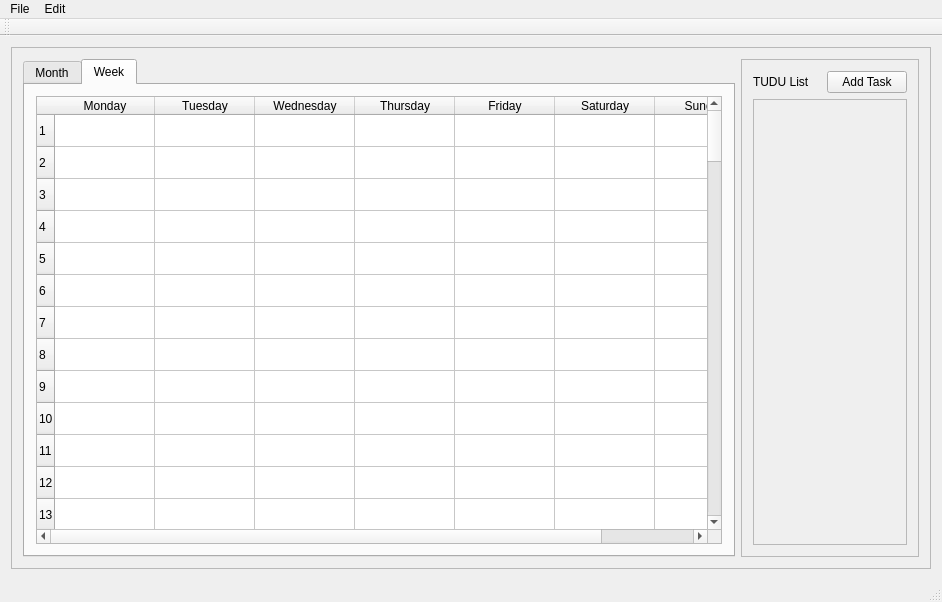
Above: tudu/forms/mainwindow.ui from SaraKapetinic/VerificationTuduProject before the change. Below: the same form after it.
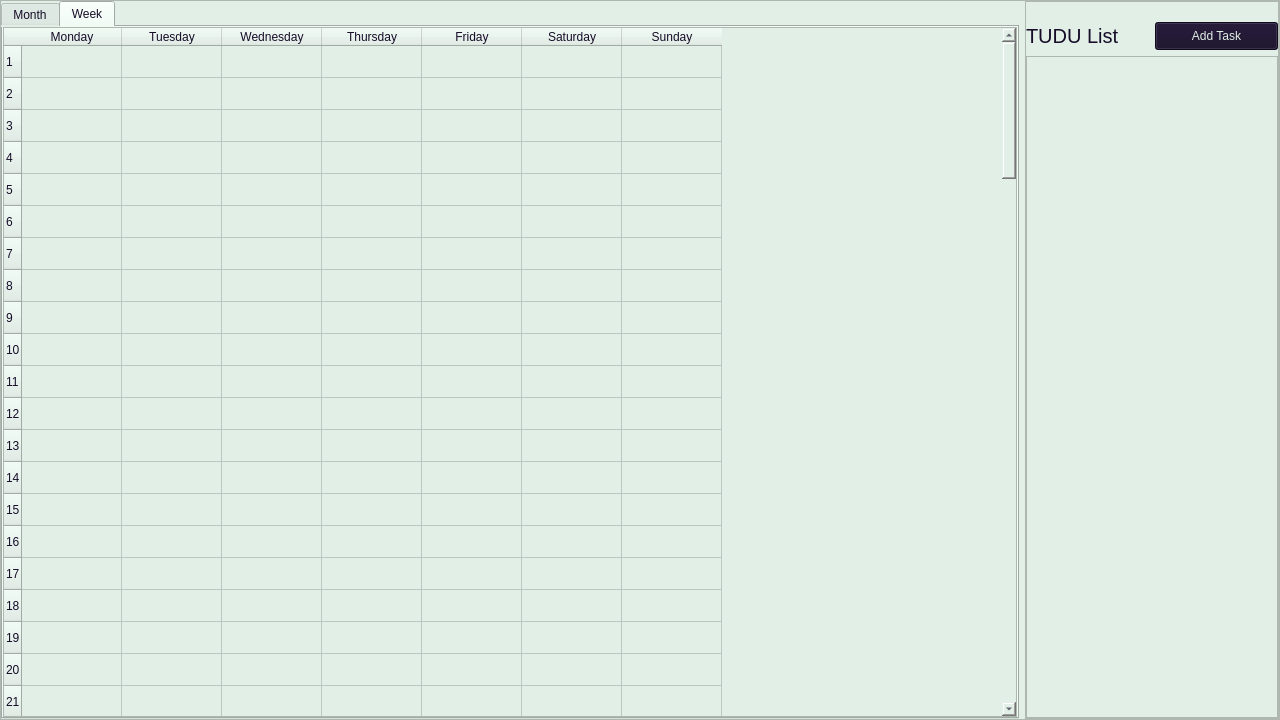
That is the form after the change.

The edit to the form file:
```diff
--- a/tudu/forms/mainwindow.ui
+++ b/tudu/forms/mainwindow.ui
@@ -6,15 +6,31 @@
    <rect>
     <x>0</x>
     <y>0</y>
-    <width>942</width>
-    <height>602</height>
+    <width>1280</width>
+    <height>720</height>
    </rect>
   </property>
   <property name="windowTitle">
-   <string>MainWindow</string>
+   <string>TUDU List</string>
+  </property>
+  <property name="styleSheet">
+   <string notr="true">background-color: #e1efe6;
+color: #160c28;</string>
   </property>
   <widget class="QWidget" name="centralWidget">
    <layout class="QGridLayout" name="gridLayout_4">
+    <property name="leftMargin">
+     <number>0</number>
+    </property>
+    <property name="topMargin">
+     <number>0</number>
+    </property>
+    <property name="rightMargin">
+     <number>0</number>
+    </property>
+    <property name="bottomMargin">
+     <number>0</number>
+    </property>
     <item row="0" column="0">
      <widget class="QScrollArea" name="scrollArea">
       <property name="widgetResizable">
@@ -25,11 +41,23 @@
         <rect>
          <x>0</x>
          <y>0</y>
-         <width>922</width>
-         <height>521</height>
+         <width>1278</width>
+         <height>718</height>
         </rect>
        </property>
        <layout class="QGridLayout" name="gridLayout">
+        <property name="leftMargin">
+         <number>0</number>
+        </property>
+        <property name="topMargin">
+         <number>0</number>
+        </property>
+        <property name="rightMargin">
+         <number>0</number>
+        </property>
+        <property name="bottomMargin">
+         <number>0</number>
+        </property>
         <item row="0" column="0">
          <widget class="QTabWidget" name="tabWidget">
           <property name="sizePolicy">
@@ -60,6 +88,18 @@
             <string>Week</string>
            </attribute>
            <layout class="QGridLayout" name="gridLayout_5">
+            <property name="leftMargin">
+             <number>0</number>
+            </property>
+            <property name="topMargin">
+             <number>0</number>
+            </property>
+            <property name="rightMargin">
+             <number>0</number>
+            </property>
+            <property name="bottomMargin">
+             <number>0</number>
+            </property>
             <item row="0" column="0">
              <widget class="QTableWidget" name="tableWidget">
               <property name="mouseTracking">
@@ -256,10 +296,28 @@
            <enum>QFrame::Raised</enum>
           </property>
           <layout class="QVBoxLayout" name="verticalLayout">
+           <property name="leftMargin">
+            <number>0</number>
+           </property>
+           <property name="topMargin">
+            <number>0</number>
+           </property>
+           <property name="rightMargin">
+            <number>0</number>
+           </property>
+           <property name="bottomMargin">
+            <number>0</number>
+           </property>
            <item>
             <layout class="QHBoxLayout" name="horizontalLayout_2">
+             <property name="topMargin">
+              <number>20</number>
+             </property>
              <item>
               <widget class="QLabel" name="label">
+               <property name="styleSheet">
+                <string notr="true">font-size: 20px;</string>
+               </property>
                <property name="text">
                 <string>TUDU List</string>
                </property>
@@ -267,6 +325,11 @@
              </item>
              <item>
               <widget class="QPushButton" name="pushButton">
+               <property name="styleSheet">
+                <string notr="true">background-color: #160c28;
+color: #e1efe6;
+height: 20px;</string>
+               </property>
                <property name="text">
                 <string>Add Task</string>
                </property>
@@ -284,11 +347,23 @@
                <rect>
                 <x>0</x>
                 <y>0</y>
-                <width>158</width>
-                <height>448</height>
+                <width>250</width>
+                <height>659</height>
                </rect>
               </property>
               <layout class="QGridLayout" name="gridLayout_2">
+               <property name="leftMargin">
+                <number>0</number>
+               </property>
+               <property name="topMargin">
+                <number>0</number>
+               </property>
+               <property name="rightMargin">
+                <number>0</number>
+               </property>
+               <property name="bottomMargin">
+                <number>0</number>
+               </property>
                <item row="0" column="0">
                 <layout class="QVBoxLayout" name="verticalLayoutTUDU"/>
                </item>
@@ -305,37 +380,6 @@
     </item>
    </layout>
   </widget>
-  <widget class="QMenuBar" name="menuBar">
-   <property name="geometry">
-    <rect>
-     <x>0</x>
-     <y>0</y>
-     <width>942</width>
-     <height>22</height>
-    </rect>
-   </property>
-   <widget class="QMenu" name="menuMonths">
-    <property name="title">
-     <string>File</string>
-    </property>
-   </widget>
-   <widget class="QMenu" name="menuWeeks">
-    <property name="title">
-     <string>Edit</string>
-    </property>
-   </widget>
-   <addaction name="menuMonths"/>
-   <addaction name="menuWeeks"/>
-  </widget>
-  <widget class="QToolBar" name="mainToolBar">
-   <attribute name="toolBarArea">
-    <enum>TopToolBarArea</enum>
-   </attribute>
-   <attribute name="toolBarBreak">
-    <bool>false</bool>
-   </attribute>
-  </widget>
-  <widget class="QStatusBar" name="statusBar"/>
  </widget>
  <layoutdefault spacing="6" margin="11"/>
  <resources/>
```
Left out of the diff: 12 changed lines with no effect on the pictures.
